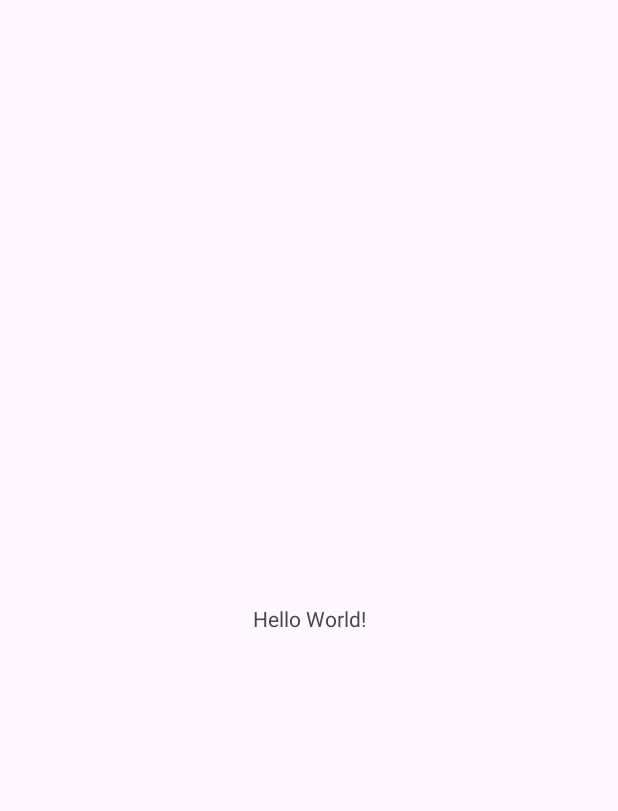
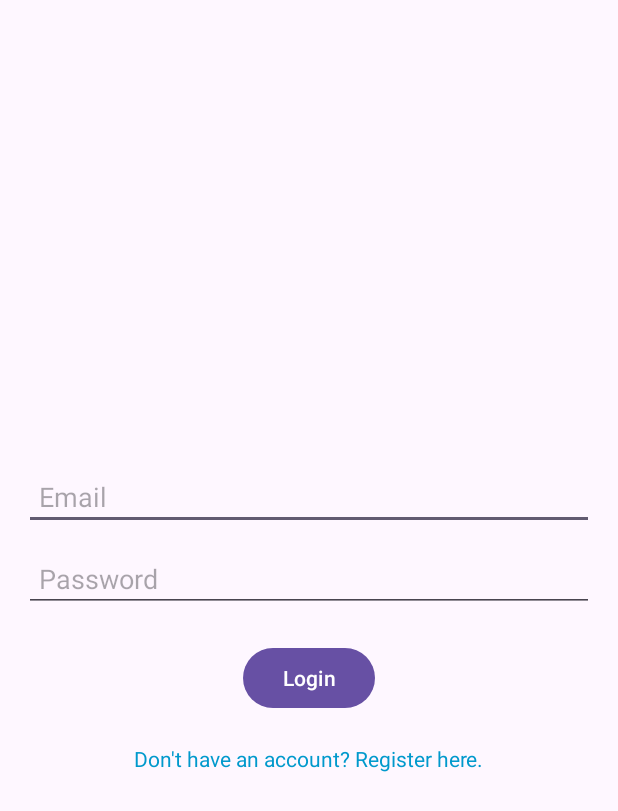
Before and after one commit to hoanglongjpg/FastDine, an Android app: the screen it shows after launch (MainActivity before the commit, LoginActivity after it), on a phone screen of 412 x 824 dp. Before the commit the part shown is almost empty. Shown: the top 811 px of the screen. Run offline under Robolectric (Android 15) with nearby library versions, the phone set to English and light mode, and no system bars; our stand-ins replace Firebase (no records; nobody signed in at launch, a user with empty details on screens opened directly).

Commit message:
Hoàn thành đăng ký, đăng nhập (#5)
* Them file git.ignore

* test dk

* Update dangky.cpp

* merge 2 thay doi

* xemthaydoi

* cau hinh du an voi db

* hoan thanh giao dien, logic dangky, dangnhap

```diff
--- /dev/null
+++ b/app/src/main/java/com/fastdine/utt/LoginActivity.java
@@ -0,0 +1,87 @@
+package com.fastdine.utt;
+
+import androidx.annotation.NonNull;
+import androidx.appcompat.app.AppCompatActivity;
+
+import android.content.Intent;
+import android.os.Bundle;
+import android.text.TextUtils;
+import android.view.View;
+import android.widget.Button;
+import android.widget.EditText;
+import android.widget.Toast;
+
+import com.google.android.gms.tasks.OnCompleteListener;
+import com.google.android.gms.tasks.Task;
+import com.google.firebase.auth.AuthResult;
+import com.google.firebase.auth.FirebaseAuth;
+
+public class LoginActivity extends AppCompatActivity {
+
+    private EditText emailEditText, passwordEditText;
+    private Button loginButton;
+    private FirebaseAuth mAuth;
+
+    @Override
+    protected void onCreate(Bundle savedInstanceState) {
+        super.onCreate(savedInstanceState);
+        setContentView(R.layout.activity_login);
+
+        // Khởi tạo Firebase Auth
+        mAuth = FirebaseAuth.getInstance();
+
+        // Liên kết các thành phần giao diện
+        emailEditText = findViewById(R.id.login_email);
+        passwordEditText = findViewById(R.id.login_password);
+        loginButton = findViewById(R.id.login_button);
+
+        // Xử lý sự kiện khi người dùng nhấn nút đăng nhập
+        loginButton.setOnClickListener(new View.OnClickListener() {
+            @Override
+            public void onClick(View v) {
+                loginUser();
+            }
+        });
+
+        // Điều hướng đến màn hình đăng ký nếu chưa có tài khoản
+        findViewById(R.id.register_redirect).setOnClickListener(new View.OnClickListener() {
+            @Override
+            public void onClick(View v) {
+                startActivity(new Intent(LoginActivity.this, RegisterActivity.class));
+            }
+        });
+    }
+
+    // Hàm xử lý đăng nhập người dùng
+    private void loginUser() {
+        String email = emailEditText.getText().toString().trim();
+        String password = passwordEditText.getText().toString().trim();
+
+        // Kiểm tra nếu email hoặc mật khẩu rỗng
+        if (TextUtils.isEmpty(email)) {
+            emailEditText.setError("Email is required");
+            return;
+        }
+        if (TextUtils.isEmpty(password)) {
+            passwordEditText.setError("Password is required");
+            return;
+        }
+
+        // Đăng nhập người dùng bằng Firebase Authentication
+        mAuth.signInWithEmailAndPassword(email, password)
+                .addOnCompleteListener(new OnCompleteListener<AuthResult>() {
+                    @Override
+                    public void onComplete(@NonNull Task<AuthResult> task) {
+                        if (task.isSuccessful()) {
+                            // Đăng nhập thành công, chuyển sang giao diện chính
+                            Toast.makeText(LoginActivity.this, "Login successful", Toast.LENGTH_SHORT).show();
+                            startActivity(new Intent(LoginActivity.this, MainActivity.class));
+                            finish();
+                        } else {
+                            // Hiển thị lỗi nếu đăng nhập thất bại
+                            Toast.makeText(LoginActivity.this, "Login failed: " + task.getException().getMessage(), Toast.LENGTH_LONG).show();
+                        }
+                    }
+                });
+    }
+}
--- a/app/src/main/java/com/fastdine/utt/MainActivity.java
+++ b/app/src/main/java/com/fastdine/utt/MainActivity.java
@@ -1,24 +1,50 @@
 package com.fastdine.utt;
 
+import androidx.annotation.NonNull;
+import androidx.appcompat.app.AppCompatActivity;
+
+import android.content.Intent;
 import android.os.Bundle;
+import android.view.View;
+import android.widget.Button;
+import android.widget.Toast;
 
-import androidx.activity.EdgeToEdge;
-import androidx.appcompat.app.AppCompatActivity;
-import androidx.core.graphics.Insets;
-import androidx.core.view.ViewCompat;
-import androidx.core.view.WindowInsetsCompat;
+import com.google.firebase.auth.FirebaseAuth;
+import com.google.firebase.auth.FirebaseUser;
 
 public class MainActivity extends AppCompatActivity {
+
+    private FirebaseAuth mAuth;
+    private Button logoutButton;
 
     @Override
     protected void onCreate(Bundle savedInstanceState) {
         super.onCreate(savedInstanceState);
-        EdgeToEdge.enable(this);
         setContentView(R.layout.activity_main);
-        ViewCompat.setOnApplyWindowInsetsListener(findViewById(R.id.main), (v, insets) -> {
-            Insets systemBars = insets.getInsets(WindowInsetsCompat.Type.systemBars());
-            v.setPadding(systemBars.left, systemBars.top, systemBars.right, systemBars.bottom);
-            return insets;
+
+        // Khởi tạo Firebase Auth
+        mAuth = FirebaseAuth.getInstance();
+        logoutButton = findViewById(R.id.logout_button);
+
+        // Kiểm tra xem người dùng đã đăng nhập chưa
+        FirebaseUser currentUser = mAuth.getCurrentUser();
+        if (currentUser == null) {
+            // Nếu chưa đăng nhập, chuyển đến màn hình đăng nhập
+            startActivity(new Intent(MainActivity.this, LoginActivity.class));
+            finish();
+        } else {
+            // Hiển thị thông tin người dùng
+            Toast.makeText(this, "Welcome " + currentUser.getEmail(), Toast.LENGTH_SHORT).show();
+        }
+
+        // Xử lý sự kiện khi người dùng nhấn nút đăng xuất
+        logoutButton.setOnClickListener(new View.OnClickListener() {
+            @Override
+            public void onClick(View v) {
+                mAuth.signOut();
+                startActivity(new Intent(MainActivity.this, LoginActivity.class));
+                finish();
+            }
         });
     }
 }
--- /dev/null
+++ b/app/src/main/res/layout/activity_login.xml
@@ -0,0 +1,44 @@
+<?xml version="1.0" encoding="utf-8"?>
+<LinearLayout xmlns:android="http://schemas.android.com/apk/res/android"
+    android:layout_width="match_parent"
+    android:layout_height="match_parent"
+    android:gravity="center"
+    android:orientation="vertical"
+    android:padding="16dp">
+
+    <!-- Trường nhập email -->
+    <EditText
+        android:id="@+id/login_email"
+        android:layout_width="match_parent"
+        android:layout_height="wrap_content"
+        android:hint="Email"
+        android:inputType="textEmailAddress"
+        android:padding="10dp" />
+
+    <!-- Trường nhập mật khẩu -->
+    <EditText
+        android:id="@+id/login_password"
+        android:layout_width="match_parent"
+        android:layout_height="wrap_content"
+        android:hint="Password"
+        android:inputType="textPassword"
+        android:padding="10dp"
+        android:layout_marginTop="10dp" />
+
+    <!-- Nút đăng nhập -->
+    <Button
+        android:id="@+id/login_button"
+        android:layout_width="wrap_content"
+        android:layout_height="wrap_content"
+        android:text="Login"
+        android:layout_marginTop="20dp" />
+
+    <TextView
+        android:id="@+id/register_redirect"
+        android:layout_width="wrap_content"
+        android:layout_height="wrap_content"
+        android:text="Don't have an account? Register here."
+        android:textColor="@android:color/holo_blue_dark"
+        android:layout_marginTop="20dp"/>
+
+</LinearLayout>
--- a/app/src/main/res/layout/activity_main.xml
+++ b/app/src/main/res/layout/activity_main.xml
@@ -1,19 +1,25 @@
 <?xml version="1.0" encoding="utf-8"?>
-<androidx.constraintlayout.widget.ConstraintLayout xmlns:android="http://schemas.android.com/apk/res/android"
-    xmlns:app="http://schemas.android.com/apk/res-auto"
-    xmlns:tools="http://schemas.android.com/tools"
-    android:id="@+id/main"
+<LinearLayout xmlns:android="http://schemas.android.com/apk/res/android"
     android:layout_width="match_parent"
     android:layout_height="match_parent"
-    tools:context=".MainActivity">
+    android:orientation="vertical"
+    android:padding="16dp">
 
     <TextView
+        android:id="@+id/welcome_text"
         android:layout_width="wrap_content"
         android:layout_height="wrap_content"
-        android:text="Hello World!"
-        app:layout_constraintBottom_toBottomOf="parent"
-        app:layout_constraintEnd_toEndOf="parent"
-        app:layout_constraintStart_toStartOf="parent"
-        app:layout_constraintTop_toTopOf="parent" />
+        android:text="Welcome to the Fast Food App!"
+        android:textSize="24sp"
+        android:layout_gravity="center"/>
 
-</androidx.constraintlayout.widget.ConstraintLayout>
+    <Button
+        android:id="@+id/logout_button"
+        android:layout_width="wrap_content"
+        android:layout_height="wrap_content"
+        android:text="Logout"
+        android:layout_gravity="center"/>
+
+    <!-- Có thể thêm các thành phần khác như danh sách món ăn ở đây -->
+
+</LinearLayout>
```
Also changed, not shown: app/src/main/AndroidManifest.xml (+10 -1 lines), app/src/main/java/com/fastdine/utt/RegisterActivity.java (added, +87 -0 lines), app/src/main/res/layout/activity_register.xml (added, +44 -0 lines).
